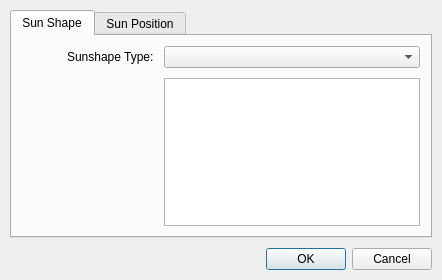
iat-cener/tonatiuh, file TonatiuhProject/src/source/gui/lightdialog.ui: the form before one commit.
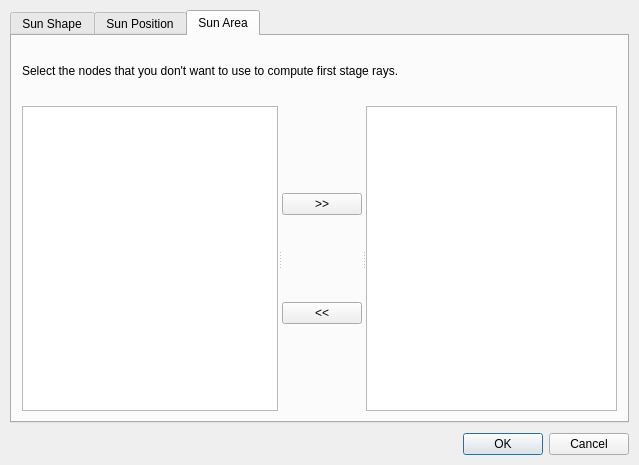
The form after the commit. The open tabs and pages were chosen to show the change. Custom widgets are drawn as their Qt base class.

Commit message: LightDialog changed to disable nodes as first stage nodes

What changed in the file:
```diff
--- a/TonatiuhProject/src/source/gui/lightdialog.ui
+++ b/TonatiuhProject/src/source/gui/lightdialog.ui
@@ -6,8 +6,8 @@
    <rect>
     <x>0</x>
     <y>0</y>
-    <width>442</width>
-    <height>280</height>
+    <width>639</width>
+    <height>465</height>
    </rect>
   </property>
   <property name="sizePolicy">
@@ -209,6 +209,133 @@
        </item>
       </layout>
      </widget>
+     <widget class="QWidget" name="areaTab">
+      <attribute name="title">
+       <string>Sun Area</string>
+      </attribute>
+      <layout class="QVBoxLayout" name="areTabLayout">
+       <property name="spacing">
+        <number>10</number>
+       </property>
+       <property name="margin">
+        <number>10</number>
+       </property>
+       <item>
+        <widget class="QLabel" name="infoLabel">
+         <property name="maximumSize">
+          <size>
+           <width>16777215</width>
+           <height>50</height>
+          </size>
+         </property>
+         <property name="text">
+          <string>Select the nodes that you don't want to use to compute first stage rays.</string>
+         </property>
+        </widget>
+       </item>
+       <item>
+        <widget class="QWidget" name="nodesWidget" native="true">
+         <layout class="QHBoxLayout" name="nodesWidgetLayout">
+          <property name="spacing">
+           <number>0</number>
+          </property>
+          <property name="margin">
+           <number>0</number>
+          </property>
+          <item>
+           <widget class="QSplitter" name="splitter">
+            <property name="orientation">
+             <enum>Qt::Horizontal</enum>
+            </property>
+            <widget class="QTreeView" name="modelTreeView"/>
+            <widget class="QWidget" name="diableNodesWidget" native="true">
+             <layout class="QHBoxLayout" name="disbleNodesLayout">
+              <property name="spacing">
+               <number>0</number>
+              </property>
+              <property name="margin">
+               <number>0</number>
+              </property>
+              <item>
+               <widget class="QSplitter" name="splitter_2">
+                <property name="orientation">
+                 <enum>Qt::Horizontal</enum>
+                </property>
+                <widget class="QWidget" name="buttonsWidget" native="true">
+                 <layout class="QVBoxLayout" name="buttonsLayout">
+                  <property name="spacing">
+                   <number>0</number>
+                  </property>
+                  <property name="margin">
+                   <number>0</number>
+                  </property>
+                  <item>
+                   <spacer name="verticalSpacer_3">
+                    <property name="orientation">
+                     <enum>Qt::Vertical</enum>
+                    </property>
+                    <property name="sizeHint" stdset="0">
+                     <size>
+                      <width>20</width>
+                      <height>77</height>
+                     </size>
+                    </property>
+                   </spacer>
+                  </item>
+                  <item>
+                   <widget class="QPushButton" name="addNodeButton">
+                    <property name="text">
+                     <string>&gt;&gt;</string>
+                    </property>
+                   </widget>
+                  </item>
+                  <item>
+                   <spacer name="verticalSpacer_4">
+                    <property name="orientation">
+                     <enum>Qt::Vertical</enum>
+                    </property>
+                    <property name="sizeHint" stdset="0">
+                     <size>
+                      <width>20</width>
+                      <height>78</height>
+                     </size>
+                    </property>
+                   </spacer>
+                  </item>
+                  <item>
+                   <widget class="QPushButton" name="removeNodeButton">
+                    <property name="text">
+                     <string>&lt;&lt;</string>
+                    </property>
+                   </widget>
+                  </item>
+                  <item>
+                   <spacer name="verticalSpacer_5">
+                    <property name="orientation">
+                     <enum>Qt::Vertical</enum>
+                    </property>
+                    <property name="sizeHint" stdset="0">
+                     <size>
+                      <width>20</width>
+                      <height>77</height>
+                     </size>
+                    </property>
+                   </spacer>
+                  </item>
+                 </layout>
+                </widget>
+                <widget class="QListWidget" name="disabledNodeList"/>
+               </widget>
+              </item>
+             </layout>
+            </widget>
+           </widget>
+          </item>
+         </layout>
+        </widget>
+       </item>
+      </layout>
+     </widget>
     </widget>
    </item>
    <item>
```
The commit also changes 4 other files.
